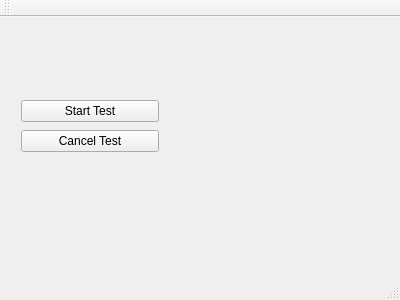
This is Benchmarkv2/mainwindow.ui in DawgDaPoog/QtBenchmarkWFractals as Qt 5 draws it before an edit. The edited form follows.
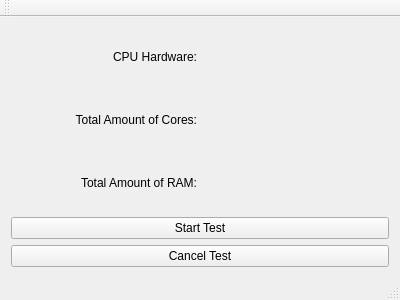
This is the edited form.

Commit message: Initial gathering of information. Starting and canceling the test. Info screening from tests.

The edit to the form file:
```diff
--- a/Benchmarkv2/mainwindow.ui
+++ b/Benchmarkv2/mainwindow.ui
@@ -26,15 +26,89 @@
    <string>MainWindow</string>
   </property>
   <widget class="QWidget" name="centralWidget">
-   <widget class="QWidget" name="verticalLayoutWidget">
-    <property name="geometry">
-     <rect>
-      <x>10</x>
-      <y>70</y>
-      <width>160</width>
-      <height>80</height>
-     </rect>
-    </property>
+   <layout class="QVBoxLayout" name="verticalLayout_2">
+    <item>
+     <layout class="QHBoxLayout" name="InitialInfoLayout">
+      <property name="sizeConstraint">
+       <enum>QLayout::SetMinimumSize</enum>
+      </property>
+      <item>
+       <layout class="QVBoxLayout" name="verticalLayout_3">
+        <property name="sizeConstraint">
+         <enum>QLayout::SetMinimumSize</enum>
+        </property>
+        <item>
+         <widget class="QLabel" name="label">
+          <property name="text">
+           <string>CPU Hardware:</string>
+          </property>
+          <property name="scaledContents">
+           <bool>false</bool>
+          </property>
+          <property name="alignment">
+           <set>Qt::AlignRight|Qt::AlignTrailing|Qt::AlignVCenter</set>
+          </property>
+         </widget>
+        </item>
+        <item>
+         <widget class="QLabel" name="label_3">
+          <property name="text">
+           <string>Total Amount of Cores:</string>
+          </property>
+          <property name="scaledContents">
+           <bool>false</bool>
+          </property>
+          <property name="alignment">
+           <set>Qt::AlignRight|Qt::AlignTrailing|Qt::AlignVCenter</set>
+          </property>
+         </widget>
+        </item>
+        <item>
+         <widget class="QLabel" name="label_2">
+          <property name="text">
+           <string>Total Amount of RAM:</string>
+          </property>
+          <property name="scaledContents">
+           <bool>false</bool>
+          </property>
+          <property name="alignment">
+           <set>Qt::AlignRight|Qt::AlignTrailing|Qt::AlignVCenter</set>
+          </property>
+         </widget>
+        </item>
+       </layout>
+      </item>
+      <item>
+       <layout class="QVBoxLayout" name="VariableLayout">
+        <property name="sizeConstraint">
+         <enum>QLayout::SetMinimumSize</enum>
+        </property>
+        <item>
+         <widget class="QLabel" name="labelCPUHardware">
+          <property name="text">
+           <string/>
+          </property>
+         </widget>
+        </item>
+        <item>
+         <widget class="QLabel" name="labelAmountOfCores">
+          <property name="text">
+           <string/>
+          </property>
+         </widget>
+        </item>
+        <item>
+         <widget class="QLabel" name="labelAmountOfRAM">
+          <property name="text">
+           <string/>
+          </property>
+         </widget>
+        </item>
+       </layout>
+      </item>
+     </layout>
+    </item>
+    <item>
     <layout class="QVBoxLayout" name="verticalLayout">
      <item>
       <widget class="QPushButton" name="pushButton">
@@ -51,7 +125,8 @@
       </widget>
      </item>
     </layout>
-   </widget>
+    </item>
+   </layout>
   </widget>
   <widget class="QMenuBar" name="menuBar">
    <property name="geometry">
```
Lines whose indentation alone changed are shown as unchanged. The commit also changes 8 other files.
